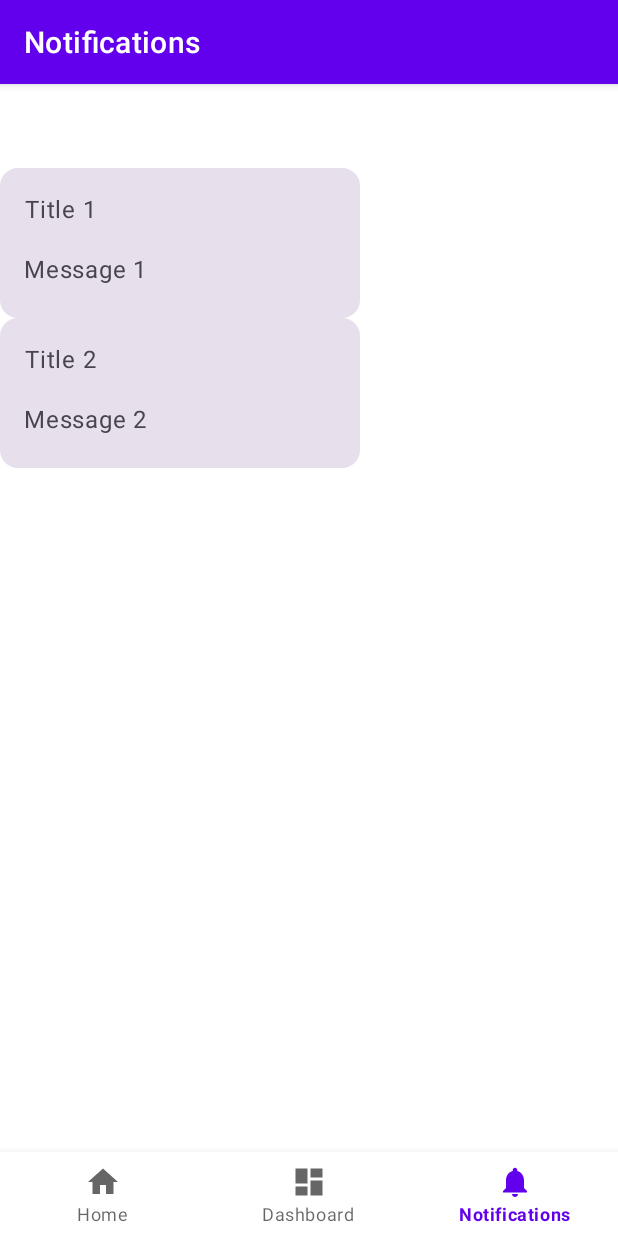
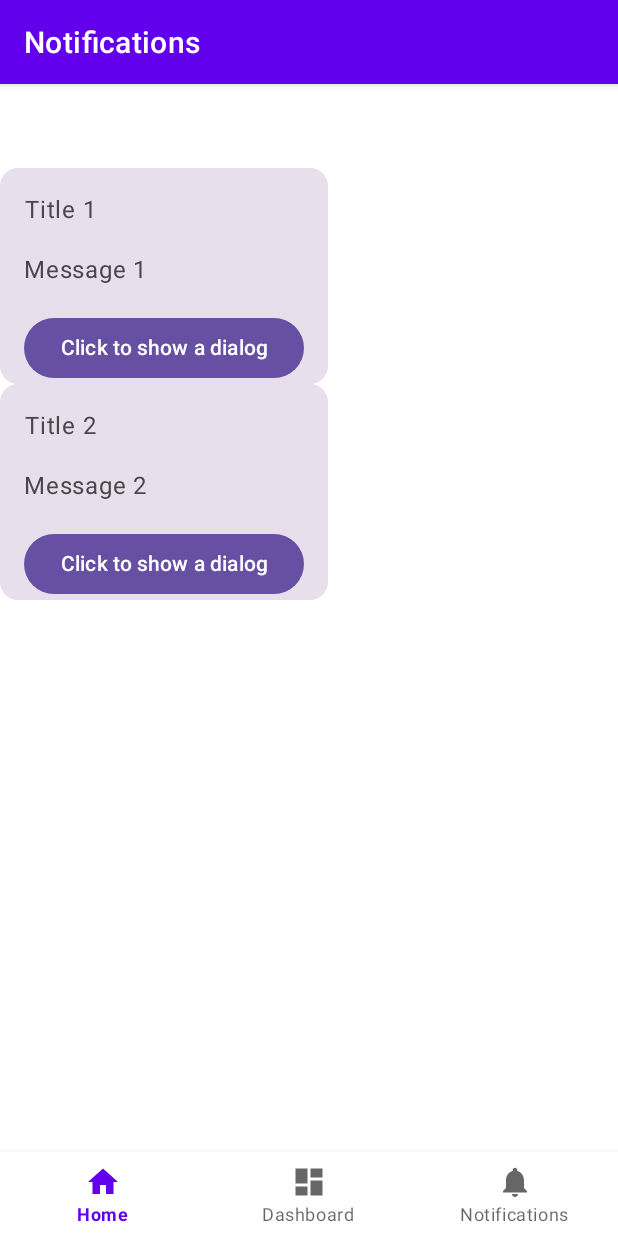
Before and after one commit to SammyJankis/TestApp, an Android app built with Jetpack Compose: the NotificationsFragment screen opened through its navigation route, on a phone screen of 412 x 824 dp. Run offline under Robolectric (Android 15) with nearby library versions, the phone set to English and light mode, and no system bars; our stand-ins replace Dagger/Hilt's generated code, navigation-ui.

Commit message:
Added navigation to detail and dialog notifications

```diff
--- a/app/src/main/AndroidManifest.xml
+++ b/app/src/main/AndroidManifest.xml
@@ -17,6 +17,7 @@
                 <category android:name="android.intent.category.LAUNCHER" />
             </intent-filter>
         </activity>
+        <activity android:name="com.adidas.ui.NotificationsDetailActivity"/>
     </application>
 
 </manifest>
--- a/app/src/main/java/com/adidas/testapp/MainActivity.kt
+++ b/app/src/main/java/com/adidas/testapp/MainActivity.kt
@@ -28,7 +28,7 @@ class MainActivity : AppCompatActivity() {
         // menu should be considered as top level destinations.
         val appBarConfiguration = AppBarConfiguration(
             setOf(
-                R.id.navigation_home, R.id.navigation_dashboard, R.id.navigation_notifications
+                R.id.navigation_home, R.id.navigation_dashboard, com.adidas.notifications.R.id.navigation_notifications
             )
         )
         setupActionBarWithNavController(navController, appBarConfiguration)
--- a/app/src/main/res/layout/activity_main.xml
+++ b/app/src/main/res/layout/activity_main.xml
@@ -28,6 +28,6 @@
         app:layout_constraintLeft_toLeftOf="parent"
         app:layout_constraintRight_toRightOf="parent"
         app:layout_constraintTop_toTopOf="parent"
-        app:navGraph="@navigation/mobile_navigation" />
+        app:navGraph="@navigation/app_graph" />
 
 </androidx.constraintlayout.widget.ConstraintLayout>
--- a/app/src/main/res/menu/bottom_nav_menu.xml
+++ b/app/src/main/res/menu/bottom_nav_menu.xml
@@ -2,17 +2,17 @@
 <menu xmlns:android="http://schemas.android.com/apk/res/android">
 
     <item
-        android:id="@+id/navigation_home"
+        android:id="@id/navigation_home"
         android:icon="@drawable/ic_home_black_24dp"
         android:title="@string/title_home" />
 
     <item
-        android:id="@+id/navigation_dashboard"
+        android:id="@id/navigation_dashboard"
         android:icon="@drawable/ic_dashboard_black_24dp"
         android:title="@string/title_dashboard" />
 
     <item
-        android:id="@+id/navigation_notifications"
+        android:id="@id/notifications_graph"
         android:icon="@drawable/ic_notifications_black_24dp"
         android:title="@string/title_notifications" />
 
--- a/app/src/main/res/navigation/mobile_navigation.xml
+++ b/app/src/main/res/navigation/app_graph.xml
@@ -1,8 +1,8 @@
 <?xml version="1.0" encoding="utf-8"?>
 <navigation xmlns:android="http://schemas.android.com/apk/res/android"
     xmlns:app="http://schemas.android.com/apk/res-auto"
-    android:id="@+id/mobile_navigation"
-    app:startDestination="@+id/navigation_home">
+    android:id="@+id/app_graph"
+    app:startDestination="@id/navigation_home">
 
     <fragment
         android:id="@+id/navigation_home"
@@ -14,8 +14,6 @@
         android:name="com.adidas.ui.DashboardFragment"
         android:label="@string/title_dashboard" />
 
-    <fragment
-        android:id="@+id/navigation_notifications"
-        android:name="com.adidas.ui.NotificationsFragment"
-        android:label="@string/title_notifications" />
+    <include app:graph="@navigation/notifications_graph" />
+
 </navigation>
--- a/feature/notifications/build.gradle.kts
+++ b/feature/notifications/build.gradle.kts
@@ -32,8 +32,10 @@ dependencies {
     implementation(libs.androidx.fragment)
     implementation(libs.androidx.lifecycle.runtime.compose)
     implementation(libs.androidx.foundation.android)
+    implementation(libs.androidx.navigation.fragment)
 
     implementation(libs.hilt.android)
+    implementation(libs.androidx.appCompat)
     ksp(libs.hilt.compiler)
 
     implementation(project(":ui"))
--- a/feature/notifications/src/main/java/com/adidas/ui/NotificationsFragment.kt
+++ b/feature/notifications/src/main/java/com/adidas/ui/NotificationsFragment.kt
@@ -4,13 +4,16 @@ import android.os.Bundle
 import android.view.LayoutInflater
 import android.view.View
 import android.view.ViewGroup
+import androidx.compose.foundation.clickable
 import androidx.compose.foundation.lazy.LazyColumn
 import androidx.compose.foundation.lazy.items
 import androidx.compose.runtime.Composable
+import androidx.compose.ui.Modifier
 import androidx.compose.ui.platform.ComposeView
 import androidx.fragment.app.Fragment
 import androidx.fragment.app.viewModels
 import androidx.lifecycle.compose.collectAsStateWithLifecycle
+import androidx.navigation.fragment.findNavController
 import com.adidas.entities.NotificationUiEntity
 import dagger.hilt.android.AndroidEntryPoint
 
@@ -35,18 +38,37 @@ class NotificationsFragment : Fragment() {
                         // Show error state
                     }
 
-                    is NotificationState.Success -> NotificationsContent(result.notifications)
+                    is NotificationState.Success -> NotificationsContent(
+                        result.notifications,
+                        onNotificationClicked = {
+                            showNotificationDetails(it)
+                        },
+                        onButtonNotificationClicked = {
+                            showDialogNotification()
+                        })
                 }
             }
         }
     }
+
+    private fun showDialogNotification() {
+        findNavController().navigate(com.adidas.notifications.R.id.navigation_notifications_dialog)
+    }
+
+    private fun showNotificationDetails(it: NotificationUiEntity) {
+        findNavController().navigate(com.adidas.notifications.R.id.navigation_notifications_detail_activity)
+    }
 }
 
 @Composable
-private fun NotificationsContent(notifications: List<NotificationUiEntity>) {
+private fun NotificationsContent(
+    notifications: List<NotificationUiEntity>,
+    onNotificationClicked: (NotificationUiEntity) -> Unit,
+    onButtonNotificationClicked: () -> Unit,
+) {
     LazyColumn {
         items(notifications) { notification ->
-            NotificationCardComposable(notification)
+            NotificationCardComposable(Modifier.clickable { onNotificationClicked(notification) }, notification, onButtonNotificationClicked)
         }
     }
 }
--- /dev/null
+++ b/feature/notifications/src/main/res/navigation/notifications_graph.xml
@@ -0,0 +1,22 @@
+<?xml version="1.0" encoding="utf-8"?>
+<navigation xmlns:android="http://schemas.android.com/apk/res/android"
+    xmlns:app="http://schemas.android.com/apk/res-auto"
+    android:id="@+id/notifications_graph"
+    app:startDestination="@id/navigation_notifications">
+
+    <fragment
+        android:id="@+id/navigation_notifications"
+        android:name="com.adidas.ui.NotificationsFragment"
+        android:label="@string/title_notifications" />
+
+    <dialog
+        android:id="@+id/navigation_notifications_dialog"
+        android:name="com.adidas.ui.NotificationsDialogFragment"
+        android:label="@string/title_notifications_dialog" />
+
+    <activity
+        android:id="@+id/navigation_notifications_detail_activity"
+        android:name="com.adidas.ui.NotificationsDetailActivity"
+        android:label="@string/title_notifications_detail_activity" />
+
+</navigation>
--- /dev/null
+++ b/feature/notifications/src/main/res/values/strings.xml
@@ -0,0 +1,6 @@
+<?xml version="1.0" encoding="utf-8"?>
+<resources>
+    <string name="title_notifications_dialog">Notifications dialog</string>
+    <string name="title_notifications">Notifications</string>
+    <string name="title_notifications_detail_activity">Notifications Detail</string>
+</resources>
--- a/ui/src/main/java/com/adidas/ui/NotificationCardComposable.kt
+++ b/ui/src/main/java/com/adidas/ui/NotificationCardComposable.kt
@@ -1,7 +1,7 @@
 package com.adidas.ui
 
 import androidx.compose.foundation.layout.padding
-import androidx.compose.foundation.layout.size
+import androidx.compose.material3.Button
 import androidx.compose.material3.Card
 import androidx.compose.material3.CardDefaults
 import androidx.compose.material3.MaterialTheme
@@ -14,13 +14,13 @@ import androidx.compose.ui.unit.dp
 import com.adidas.entities.NotificationUiEntity
 
 @Composable
-fun NotificationCardComposable(notification: NotificationUiEntity) {
+fun NotificationCardComposable(modifier: Modifier, notification: NotificationUiEntity, onButtonNotificationClicked: () -> Unit) {
     MaterialTheme {
         Card(
             colors = CardDefaults.cardColors(
                 containerColor = MaterialTheme.colorScheme.surfaceVariant,
             ),
-            modifier = Modifier.size(width = 240.dp, height = 100.dp)
+            modifier = modifier
         ) {
             Text(
                 text = notification.title,
@@ -32,6 +32,15 @@ fun NotificationCardComposable(notification: NotificationUiEntity) {
                 modifier = Modifier.padding(16.dp, 16.dp, 16.dp, 0.dp),
                 textAlign = TextAlign.Center,
             )
+            Button(
+                modifier = Modifier.padding(16.dp, 16.dp, 16.dp, 0.dp),
+                onClick = { onButtonNotificationClicked() },
+            ) {
+                Text(
+                    text = "Click to show a dialog",
+                    textAlign = TextAlign.Center,
+                )
+            }
         }
     }
 }
@@ -39,5 +48,5 @@ fun NotificationCardComposable(notification: NotificationUiEntity) {
 @Composable
 @Preview(apiLevel = 33)
 private fun NotificationCardComposablePreview() {
-    NotificationCardComposable(notification = NotificationUiEntity.mock())
+    NotificationCardComposable(Modifier, NotificationUiEntity.mock()) {}
 }
```
Also changed, not shown: feature/notifications/src/main/java/com/adidas/ui/NotificationsDetailActivity.kt (added, +18 -0 lines), feature/notifications/src/main/java/com/adidas/ui/NotificationsDialogFragment.kt (added, +14 -0 lines).
